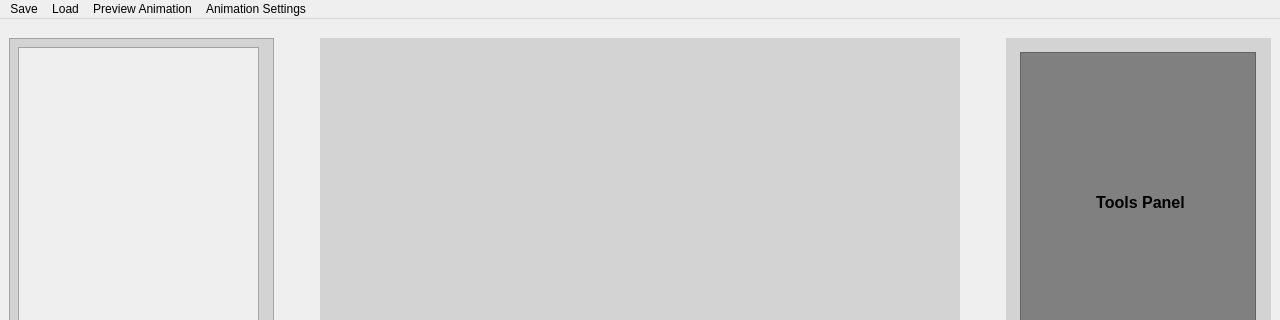
The window that mainwindow.ui (University-of-Utah-CS3505/a8-sprite-editor-f23-MAUIFanClub) describes before a commit, drawn with Qt 5; both pictures show x 0 to 1280 and y 0 to 320 of the 1280 by 720 pixel window.
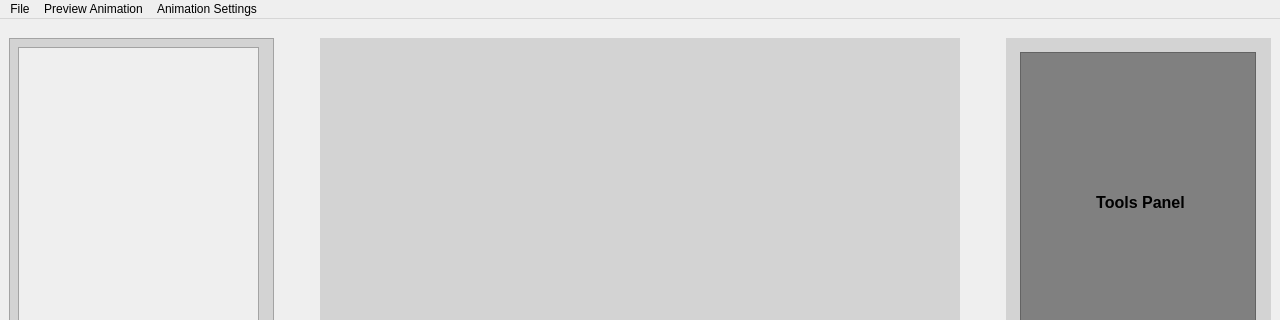
The same window after the commit.

Diff of the .ui file:
```diff
--- a/mainwindow.ui
+++ b/mainwindow.ui
@@ -378,18 +378,15 @@
      <x>0</x>
      <y>0</y>
      <width>1280</width>
-     <height>21</height>
+     <height>22</height>
     </rect>
    </property>
-   <widget class="QMenu" name="menuTesting">
+   <widget class="QMenu" name="menuSave">
     <property name="title">
-     <string>Save</string>
+     <string>File</string>
     </property>
-   </widget>
-   <widget class="QMenu" name="menuLoad">
-    <property name="title">
-     <string>Load</string>
-    </property>
+    <addaction name="actionSave"/>
+    <addaction name="actionLoad"/>
    </widget>
    <widget class="QMenu" name="menuPreview_Animation">
     <property name="title">
@@ -401,8 +398,7 @@
      <string>Animation Settings</string>
     </property>
    </widget>
-   <addaction name="menuTesting"/>
-   <addaction name="menuLoad"/>
+   <addaction name="menuSave"/>
    <addaction name="menuPreview_Animation"/>
    <addaction name="menuAnimation_Settings"/>
   </widget>
```
Left out of the diff: 10 changed lines with no effect on the pictures.
